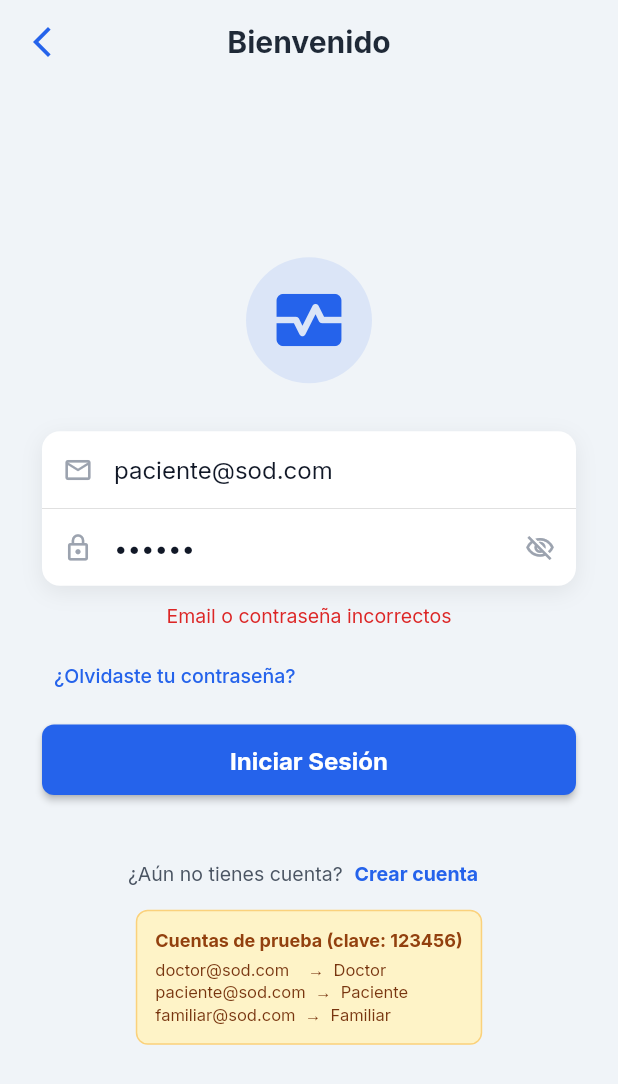
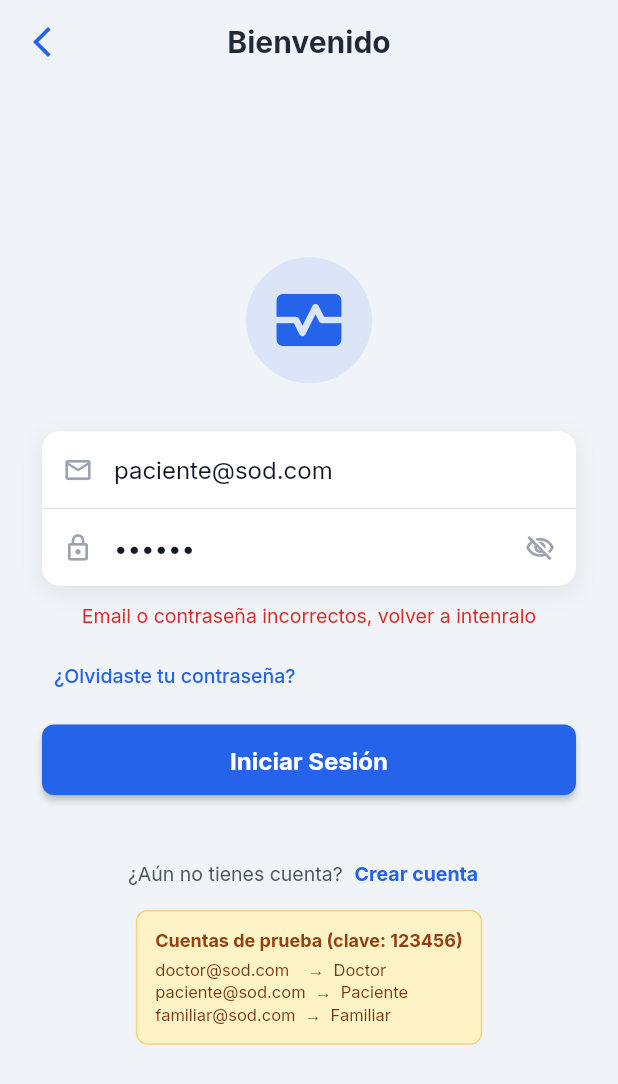
Before and after one commit to jhanpooldev/smart-overdose-detector, a Flutter app: the screen it shows after launch, after a tap on "Iniciar Sesión", on a phone screen of 412 x 824 dp. Shown: the top 1084 px of the screen. Run offline on Flutter 3.47's test engine with Material 3 defaults, Android fonts, the phone set to English and light mode, and no system bars; our stand-ins replace google_fonts; accounts and stored records are empty; network calls fail.

Commit message:
cambio descripcion

```diff
--- a/mobile/lib/presentation/screens/login_screen.dart
+++ b/mobile/lib/presentation/screens/login_screen.dart
@@ -27,7 +27,7 @@ class _LoginScreenState extends State<LoginScreen> {
         MaterialPageRoute(builder: (_) => const HomeShell()),
       );
     } else if (mounted) {
-      setState(() => _error = 'Email o contraseña incorrectos');
+      setState(() => _error = 'Email o contraseña incorrectos, volver a intenralo');
     }
   }
 
```
